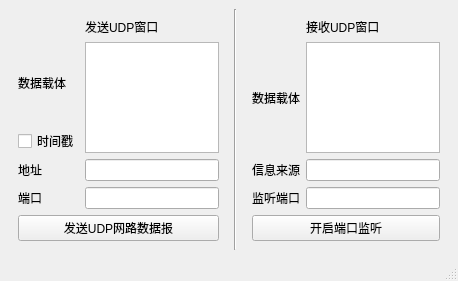
Qt form mainwin2.ui (xinxinrana/UDPServer) before a commit.
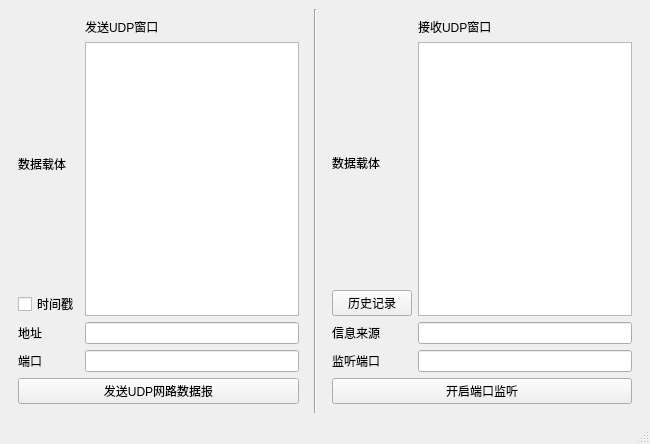
The same form after that commit.

Commit message: 增加历史记录功能

Patch:
```diff
--- a/mainwin2.ui
+++ b/mainwin2.ui
@@ -6,8 +6,8 @@
    <rect>
     <x>0</x>
     <y>0</y>
-    <width>458</width>
-    <height>281</height>
+    <width>650</width>
+    <height>444</height>
    </rect>
   </property>
   <property name="windowTitle">
@@ -94,11 +94,28 @@
         </widget>
        </item>
        <item row="1" column="0">
-        <widget class="QLabel" name="label_7">
-         <property name="text">
-          <string>数据载体</string>
-         </property>
-        </widget>
+        <layout class="QVBoxLayout" name="verticalLayout_2">
+         <item>
+          <widget class="QLabel" name="label_7">
+           <property name="text">
+            <string>数据载体</string>
+           </property>
+          </widget>
+         </item>
+         <item>
+          <widget class="QPushButton" name="btnReceiveLog">
+           <property name="text">
+            <string>历史记录</string>
+           </property>
+           <property name="checkable">
+            <bool>true</bool>
+           </property>
+          </widget>
+         </item>
+        </layout>
+       </item>
+       <item row="1" column="1">
+        <widget class="QPlainTextEdit" name="TEditReceive"/>
        </item>
        <item row="2" column="0">
         <widget class="QLabel" name="label_5">
```
Left out of the diff: 35 changed lines with no effect on the pictures. The commit also changes 13 other files.
